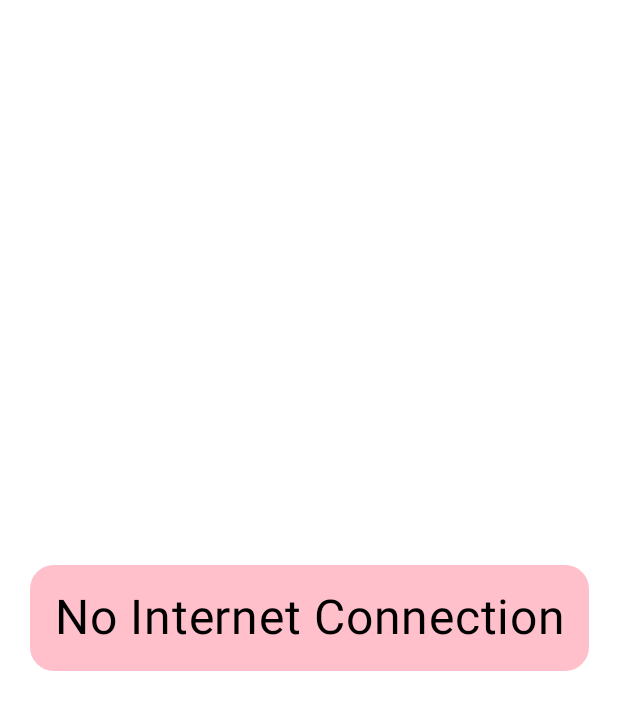
After one commit to matex3525/s5-Android-APP, an Android app built with Jetpack Compose: the composable NoInternetConnectionScreen shown on its own in the app's theme, on a phone screen of 412 x 824 dp. The commit adds this screen. Shown: the top 710 px of the screen. Run offline under Robolectric (Android 15) with nearby library versions, the phone set to English and light mode, and no system bars.

Commit message:
#6 Internet connection is checked every 5 seconds

```diff
--- a/s5app/app/build.gradle.kts
+++ b/s5app/app/build.gradle.kts
@@ -60,6 +60,7 @@ dependencies {
     implementation(libs.androidx.ui.graphics)
     implementation(libs.androidx.ui.tooling.preview)
     implementation(libs.androidx.material3)
+    implementation(libs.androidx.runtime.livedata)
     testImplementation(libs.junit)
     androidTestImplementation(libs.androidx.junit)
     androidTestImplementation(libs.androidx.espresso.core)
--- a/s5app/app/src/main/AndroidManifest.xml
+++ b/s5app/app/src/main/AndroidManifest.xml
@@ -1,6 +1,8 @@
 <?xml version="1.0" encoding="utf-8"?>
 <manifest xmlns:android="http://schemas.android.com/apk/res/android"
     xmlns:tools="http://schemas.android.com/tools">
+
+    <uses-permission android:name="android.permission.ACCESS_NETWORK_STATE" />
     <uses-permission android:name="android.permission.INTERNET" />
     <application
         android:networkSecurityConfig="@xml/network_security_config"
--- /dev/null
+++ b/s5app/app/src/main/java/com/example/s5app/screen/NoInternetConnectionScreen.kt
@@ -0,0 +1,51 @@
+package com.example.s5app.screen
+
+import androidx.compose.foundation.layout.Box
+import androidx.compose.foundation.layout.fillMaxSize
+import androidx.compose.foundation.layout.padding
+import androidx.compose.foundation.layout.size
+import androidx.compose.foundation.layout.wrapContentSize
+import androidx.compose.foundation.shape.RoundedCornerShape
+import androidx.compose.material3.Surface
+import androidx.compose.material3.Text
+import androidx.compose.runtime.Composable
+import androidx.compose.ui.Alignment
+import androidx.compose.ui.Modifier
+import androidx.compose.ui.text.style.TextAlign
+import androidx.compose.ui.tooling.preview.Preview
+import androidx.compose.ui.unit.dp
+import androidx.compose.ui.unit.sp
+import com.example.s5app.ui.theme.S5appTheme
+
+@Composable
+fun NoInternetConnectionScreen() {
+    Box(
+        modifier = Modifier
+            .fillMaxSize()
+    ) {
+        Surface(
+            modifier = Modifier
+                .wrapContentSize()
+                .align(Alignment.Center),
+            shape = RoundedCornerShape(16.dp),) {
+            Text(
+                text = "No Internet Connection",
+                textAlign = TextAlign.Center,
+                fontSize = 32.sp,
+                modifier = Modifier.padding(16.dp)
+            )
+        }
+    }
+}
+
+@Preview(showBackground = true,backgroundColor = 0xFFFFFFFF)
+@Composable
+fun NoInternetConnectionScreenPreviewLightMode() = S5appTheme(darkTheme = false) {
+    NoInternetConnectionScreen()
+}
+
+@Preview(showBackground = true,backgroundColor = 0xFF000000)
+@Composable
+fun NoInternetConnectionScreenPreviewDarkMode() = S5appTheme(darkTheme = true) {
+    NoInternetConnectionScreen()
+}
--- a/s5app/gradle/libs.versions.toml
+++ b/s5app/gradle/libs.versions.toml
@@ -11,6 +11,7 @@ composeBom = "2023.08.00"
 composeNavigation = "2.8.0-alpha08"
 serialization = "1.6.3"
 retrofit = "2.9.0"
+runtimeLivedata = "1.7.6"
 
 [libraries]
 androidx-core-ktx = { group = "androidx.core", name = "core-ktx", version.ref = "coreKtx" }
@@ -31,6 +32,7 @@ navigation-compose = { module = "androidx.navigation:navigation-compose", versio
 kotlinx-serialization-json = { module = "org.jetbrains.kotlinx:kotlinx-serialization-json", version.ref = "serialization"}
 retrofit = { module = "com.squareup.retrofit2:retrofit", version.ref = "retrofit" }
 gson-converter = { module = "com.squareup.retrofit2:converter-gson", version.ref = "retrofit" }
+androidx-runtime-livedata = { group = "androidx.compose.runtime", name = "runtime-livedata", version.ref = "runtimeLivedata" }
 
 [plugins]
 android-application = { id = "com.android.application", version.ref = "agp" }
```
Also changed, not shown: s5app/app/src/main/java/com/example/s5app/MainActivity.kt (+12 -0 lines), s5app/app/src/main/java/com/example/s5app/viewmodel/ConnectivityViewModel.kt (added, +57 -0 lines).
